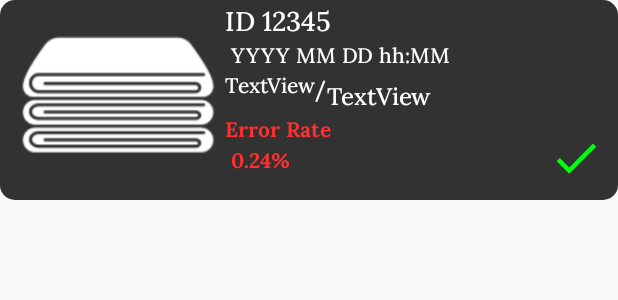
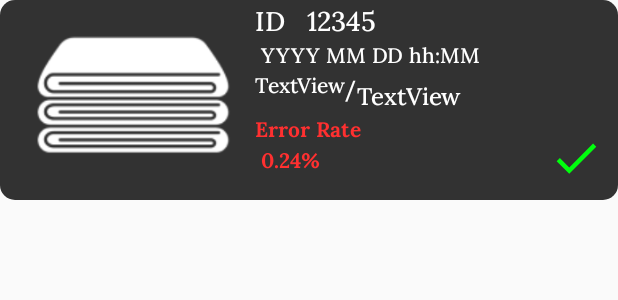
Before and after one commit to YangJJune/NaD_Automatic-Fabric-Check-using-AI, an Android app: the layout fabric_row.xml on its own in the app's theme, with its tools: preview values and no code run, on a phone screen of 412 x 824 dp. Shown: the top 300 px of the screen. Run offline under Robolectric (Android 15) with nearby library versions, the phone set to English and light mode, and no system bars; network calls fail.

Commit message:
20231201

```diff
--- a/frontend/app/src/main/res/layout/defect_row.xml
+++ b/frontend/app/src/main/res/layout/defect_row.xml
@@ -11,6 +11,7 @@
         android:layout_height="100dp"
         android:layout_marginStart="10dp"
         app:layout_constraintBottom_toBottomOf="parent"
+        app:layout_constraintStart_toStartOf="parent"
         app:layout_constraintTop_toTopOf="parent"
         app:layout_constraintVertical_bias="0.5"
         app:srcCompat="@drawable/example_fabric" />
--- a/frontend/app/src/main/res/layout/fabric_row.xml
+++ b/frontend/app/src/main/res/layout/fabric_row.xml
@@ -21,12 +21,17 @@
         android:id="@+id/imageView5"
         android:layout_width="150dp"
         android:layout_height="wrap_content"
-        android:src="@drawable/example_fabric" />
+        android:layout_marginStart="10dp"
+        android:layout_marginEnd="10dp"
+        android:src="@drawable/example_fabric"
+        app:layout_constraintEnd_toStartOf="@+id/textView5"
+        app:layout_constraintStart_toStartOf="parent" />
 
     <TextView
         android:id="@+id/textView5"
         android:layout_width="wrap_content"
         android:layout_height="wrap_content"
+        android:layout_marginStart="10dp"
         android:fontFamily="@font/loram"
         android:text="ID "
         android:textColor="@color/white"
@@ -37,6 +42,7 @@
         android:id="@+id/idView"
         android:layout_width="wrap_content"
         android:layout_height="wrap_content"
+        android:layout_marginStart="10dp"
         android:fontFamily="@font/loram"
         android:text="12345"
         android:textColor="@color/white"
@@ -47,6 +53,7 @@
         android:id="@+id/dateView"
         android:layout_width="wrap_content"
         android:layout_height="wrap_content"
+        android:layout_marginStart="10dp"
         android:fontFamily="@font/loram"
         android:text=" YYYY MM DD hh:MM"
         android:textColor="@color/white"
@@ -57,6 +64,7 @@
         android:id="@+id/defectView"
         android:layout_width="wrap_content"
         android:layout_height="wrap_content"
+        android:layout_marginStart="10dp"
         android:fontFamily="@font/loram"
         android:text="TextView"
         android:textColor="@color/white"
@@ -80,6 +88,7 @@
         android:id="@+id/textView9"
         android:layout_width="wrap_content"
         android:layout_height="wrap_content"
+        android:layout_marginStart="10dp"
         android:fontFamily="@font/lora_b"
         android:text="Error Rate"
         android:textColor="#FF3030"
@@ -91,6 +100,7 @@
         android:layout_width="wrap_content"
         android:layout_height="wrap_content"
         android:layout_marginTop="1dp"
+
         android:text="/"
         android:textColor="#FFFFFF"
         android:textSize="18sp"
@@ -101,7 +111,7 @@
         android:id="@+id/eRateView"
         android:layout_width="wrap_content"
         android:layout_height="wrap_content"
-        android:layout_marginStart="4dp"
+        android:layout_marginStart="14dp"
         android:fontFamily="@font/lora_b"
         android:text="0.24%"
         android:textColor="#FF3030"
```
Also changed, not shown: frontend/app/src/main/java/nad/fabric/InfoActivity.kt (+10 -2 lines), frontend/app/src/main/java/nad/fabric/fabricAdapter.kt (+8 -3 lines), frontend/app/src/main/java/nad/fabric/moreErrorsActivity.kt (+21 -5 lines).
